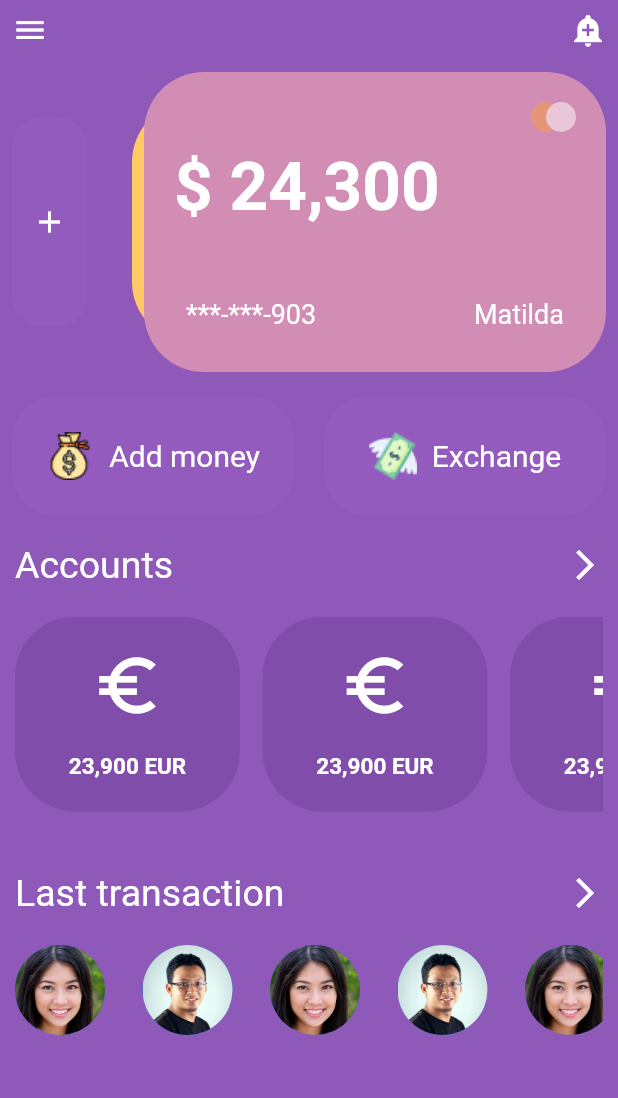
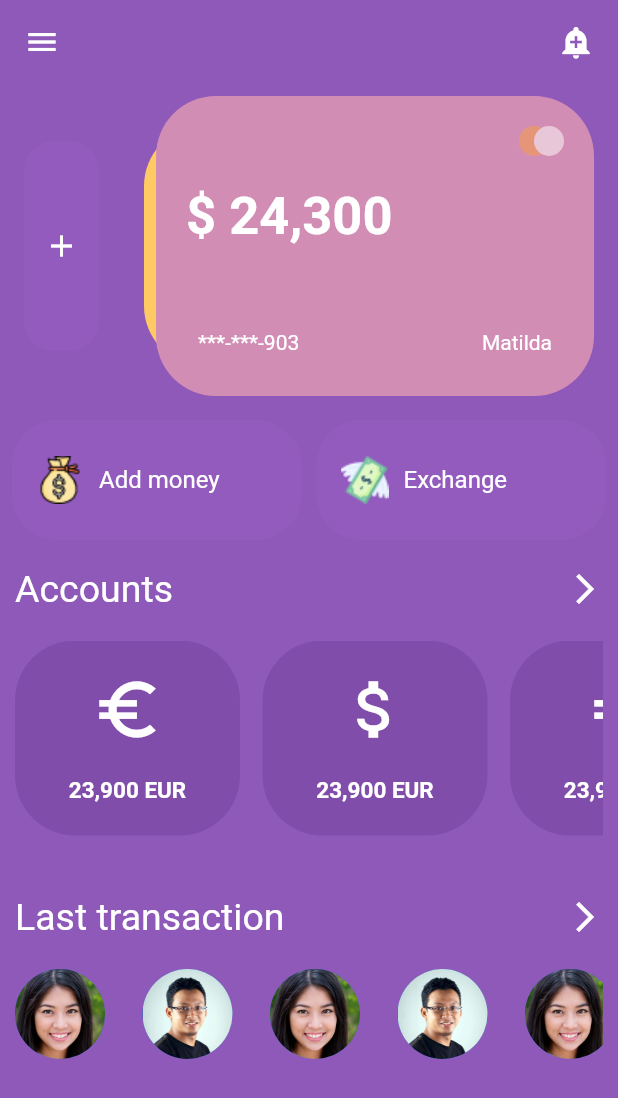
Before and after one commit to stephie06/flutter-ui-dribbble, a Flutter app: the screen it shows after launch, on a phone screen of 412 x 824 dp. Shown: the top 1098 px of the screen. Run offline on Flutter 3.47's test engine with Material 2 defaults, Android fonts, the phone set to English and light mode, and no system bars.

Commit message:
reduction taille elements

```diff
--- a/lib/credit_card.dart
+++ b/lib/credit_card.dart
@@ -28,14 +28,14 @@ class CreditCard extends StatelessWidget {
             ),
           ),
           SizedBox(
-            height: 10,
+            height: 20,
           ),
           Expanded(
             child: Text(
               "\$ 24,300",
               style: TextStyle(
                 color: Colors.white,
-                fontSize: 45,
+                fontSize: 35,
                 fontWeight: FontWeight.bold,
               ),
             ),
@@ -47,11 +47,11 @@ class CreditCard extends StatelessWidget {
               children: <Widget>[
                 Text(
                   "***-***-903",
-                  style: TextStyle(color: Colors.white, fontSize: 18),
+                  style: TextStyle(color: Colors.white),
                 ),
                 Text(
                   "Matilda",
-                  style: TextStyle(color: Colors.white, fontSize: 18),
+                  style: TextStyle(color: Colors.white),
                 ),
               ],
             ),
--- a/lib/main.dart
+++ b/lib/main.dart
@@ -35,7 +35,7 @@ class _MyHomePageState extends State<MyHomePage> {
             children: <Widget>[
               screenBar(),
               Padding(
-                padding: const EdgeInsets.all(8.0),
+                padding: const EdgeInsets.symmetric(vertical: 8.0, horizontal: 16),
                 child: Row(
                   children: <Widget>[
                     Container(
@@ -87,11 +87,13 @@ class _MyHomePageState extends State<MyHomePage> {
                             SizedBox(
                               width: 10,
                             ),
-                            Text(
+                            Expanded(
+                              child: Text(
                                 "Add money",
                                 style: TextStyle(
                                   color: Colors.white,
-                                fontSize: 20,
+                                  fontSize: 16,
+                                ),
                               ),
                             ),
                           ],
@@ -99,7 +101,7 @@ class _MyHomePageState extends State<MyHomePage> {
                       ),
                     ),
                     SizedBox(
-                      width: 20,
+                      width: 10,
                     ),
                     Expanded(
                       child: Container(
@@ -115,11 +117,13 @@ class _MyHomePageState extends State<MyHomePage> {
                             SizedBox(
                               width: 10,
                             ),
-                            Text(
+                            Expanded(
+                              child: Text(
                                 "Exchange",
                                 style: TextStyle(
                                   color: Colors.white,
-                                fontSize: 20,
+                                  fontSize: 16,
+                                ),
                               ),
                             ),
                           ],
@@ -190,7 +194,7 @@ class _MyHomePageState extends State<MyHomePage> {
                         mainAxisAlignment: MainAxisAlignment.center,
                         children: <Widget>[
                           Icon(
-                            Icons.euro_symbol,
+                            Icons.attach_money,
                             color: Colors.white,
                             size: 50,
                           ),
@@ -311,7 +315,7 @@ class _MyHomePageState extends State<MyHomePage> {
 
   Padding screenBar() {
     return Padding(
-      padding: const EdgeInsets.all(8.0),
+      padding: const EdgeInsets.all(16.0),
       child: Row(
         mainAxisAlignment: MainAxisAlignment.spaceBetween,
         children: <Widget>[
```
Also changed, not shown: pubspec.lock. Lines whose indentation alone changed are shown as unchanged.
